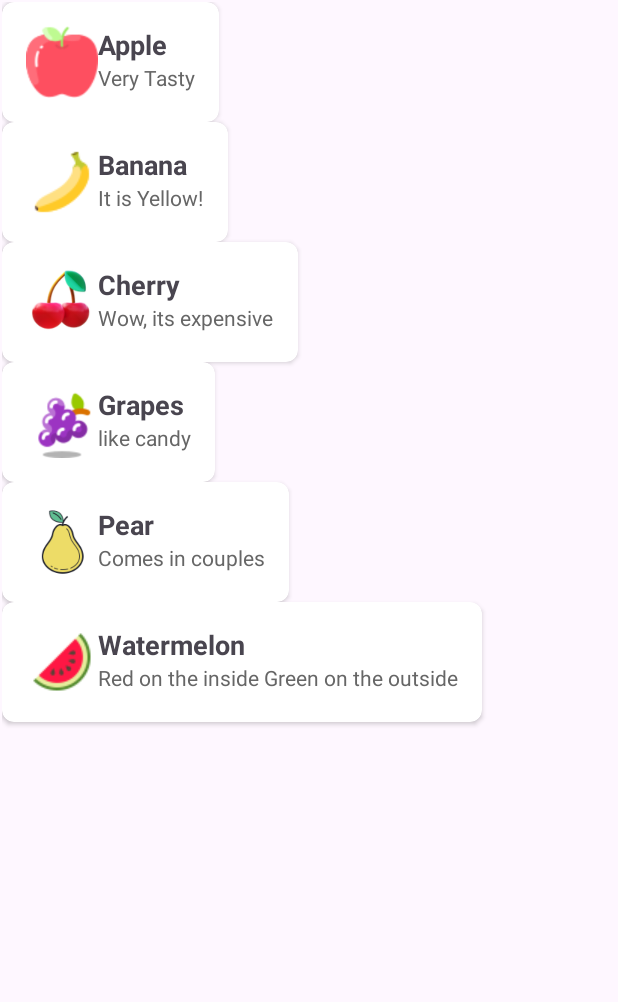
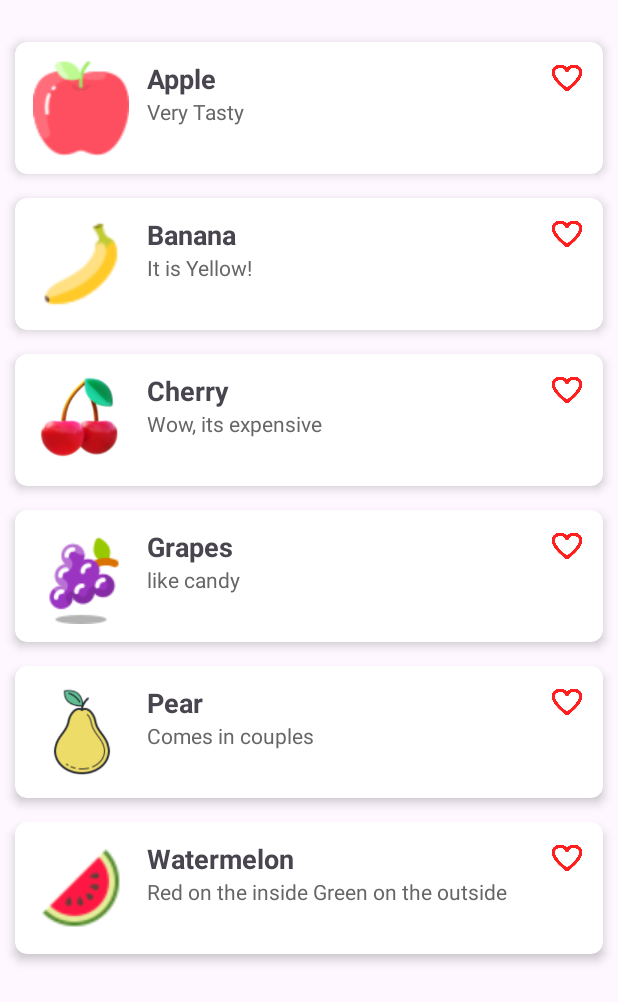
Before and after one commit to pTamarR/RecyclerExe1, an Android app: the screen it shows after launch (FruitActivity), on a phone screen of 412 x 824 dp. Shown: the top 1002 px of the screen. Run offline under Robolectric (Android 15) with nearby library versions, the phone set to English and light mode, and no system bars.

Commit message:
July8_2025

```diff
--- a/app/src/main/AndroidManifest.xml
+++ b/app/src/main/AndroidManifest.xml
@@ -23,7 +23,7 @@
         </activity>
         <activity
             android:name=".MainActivity"
-            android:exported="true">
+            android:exported="false">
 
         </activity>
     </application>
--- a/app/src/main/java/com/example/recyclerexe1/FruitAdapter.java
+++ b/app/src/main/java/com/example/recyclerexe1/FruitAdapter.java
@@ -1,5 +1,6 @@
 package com.example.recyclerexe1;
 
+import android.view.LayoutInflater;
 import android.view.View;
 import android.view.ViewGroup;
 import android.widget.ImageView;
@@ -33,7 +34,8 @@ public class FruitAdapter extends RecyclerView.Adapter<FruitAdapter.FruitViewHol
     @NonNull
     @Override
     public FruitAdapter.FruitViewHolder onCreateViewHolder(@NonNull ViewGroup parent, int viewType) {
-        View view = View.inflate(parent.getContext(),R.layout.item_row,null);
+        //View view = View.inflate(parent.getContext(),R.layout.item_row,null);
+        View view = LayoutInflater.from(parent.getContext()).inflate(R.layout.item_row, parent, false);
         return new FruitViewHolder(view);
     }
 
--- a/app/src/main/res/layout/activity_fruit.xml
+++ b/app/src/main/res/layout/activity_fruit.xml
@@ -9,16 +9,16 @@
 
     <androidx.recyclerview.widget.RecyclerView
         android:id="@+id/fruitRecyclerView"
-        android:layout_width="0dp"
-        android:layout_height="0dp"
-        android:layout_marginStart="1dp"
-        android:layout_marginTop="1dp"
-        android:layout_marginEnd="1dp"
-        android:layout_marginBottom="1dp"
+        android:layout_width="match_parent"
+        android:layout_height="match_parent"
+        android:layout_marginStart="2dp"
+        android:layout_marginTop="20dp"
+        android:layout_marginEnd="2dp"
+        android:layout_marginBottom="20dp"
         app:layout_constraintBottom_toBottomOf="parent"
         app:layout_constraintEnd_toEndOf="parent"
         app:layout_constraintHorizontal_bias="0.0"
         app:layout_constraintStart_toStartOf="parent"
         app:layout_constraintTop_toTopOf="parent"
-        app:layout_constraintVertical_bias="0.0" />
+        app:layout_constraintVertical_bias="1.0" />
 </androidx.constraintlayout.widget.ConstraintLayout>
--- a/app/src/main/res/layout/item_row.xml
+++ b/app/src/main/res/layout/item_row.xml
@@ -1,38 +1,36 @@
 <?xml version="1.0" encoding="utf-8"?>
 <androidx.cardview.widget.CardView xmlns:android="http://schemas.android.com/apk/res/android"
     xmlns:app="http://schemas.android.com/apk/res-auto"
-    xmlns:tools="http://schemas.android.com/tools"
     android:layout_width="match_parent"
     android:layout_height="wrap_content"
-    android:layout_margin="0dp"
+    android:layout_margin="8dp"
     app:cardCornerRadius="8dp"
-    app:cardElevation="2dp"
-    tools:ignore="MissingDefaultResource">
+    app:cardElevation="4dp">
 
     <LinearLayout
         android:layout_width="match_parent"
         android:layout_height="wrap_content"
         android:orientation="horizontal"
-        android:padding="16dp"
-        android:gravity="center_vertical"
-        tools:ignore="MissingDefaultResource">
+        android:padding="12dp">
 
         <ImageView
             android:id="@+id/ImgViewFruit"
-            android:layout_width="48dp"
-            android:layout_height="48dp"
-
+            android:layout_width="64dp"
+            android:layout_height="64dp"
+            android:scaleType="centerCrop"
             android:src="@drawable/apple" />
 
         <LinearLayout
             android:layout_width="0dp"
-            android:layout_height="match_parent"
+            android:layout_height="wrap_content"
             android:layout_weight="1"
-            android:orientation="vertical">
+            android:orientation="vertical"
+            android:paddingStart="12dp"
+            android:paddingLeft="12dp">
 
             <TextView
                 android:id="@+id/FruitName"
-                android:layout_width="match_parent"
+                android:layout_width="wrap_content"
                 android:layout_height="wrap_content"
                 android:text="Fruit Name"
                 android:textSize="18sp"
@@ -46,5 +44,17 @@
                 android:textSize="14sp"
                 android:textColor="#666666" />
         </LinearLayout>
+        <ImageView
+            android:id="@+id/heart_icon"
+            android:layout_width="24dp"
+            android:layout_height="24dp"
+            android:src="@drawable/love"
+            android:contentDescription="Favorite button"
+            android:clickable="true"
+            android:focusable="true"
+            android:background="?android:attr/selectableItemBackgroundBorderless"
+            app:layout_constraintEnd_toEndOf="parent"
+            app:layout_constraintTop_toTopOf="parent"
+            app:layout_constraintBottom_toBottomOf="parent" />
     </LinearLayout>
 </androidx.cardview.widget.CardView>
--- /dev/null
+++ b/app/src/main/res/values/ids.xml
@@ -0,0 +1,4 @@
+<?xml version="1.0" encoding="utf-8"?>
+<resources>
+    <item name="fruit_icon" type="id" />
+</resources>
```
Also changed, not shown: app/src/main/res/drawable/love.png (added).
